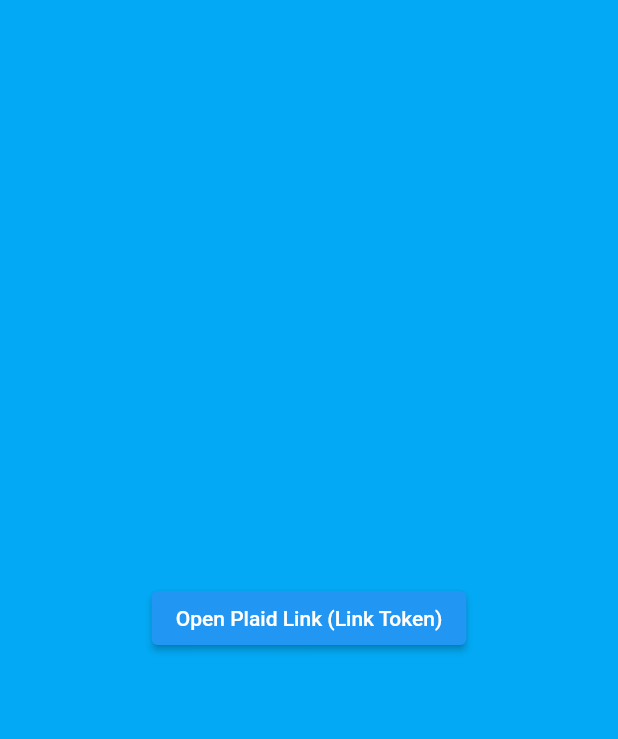
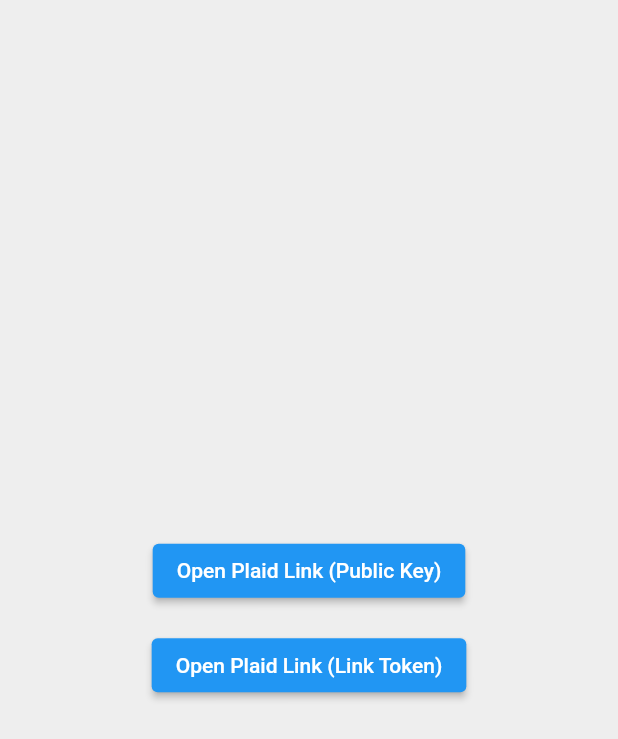
Before and after one commit to MMattLeeE/CTRL_HUB, a Flutter app: the screen it shows after launch, on a phone screen of 412 x 824 dp. Shown: the top 739 px of the screen. Run offline on Flutter 3.47's test engine with Material 2 defaults, Android fonts, the light colour scheme and no system bars; missing offline and left inert: plaid_flutter.

Commit message:
test plaid_flutter. Needs a back end server

```diff
--- a/lib/main.dart
+++ b/lib/main.dart
@@ -1,9 +1,6 @@
-import 'dart:convert';
-import 'assets/config.dart';
-
 import 'package:flutter/material.dart';
-import 'package:http/http.dart' as http;
 import 'package:plaid_flutter/plaid_flutter.dart';
+import 'package:http/http.dart';
 
 void main() => runApp(MyApp());
 
@@ -13,61 +10,59 @@
 }
 
 class _MyAppState extends State<MyApp> {
-  PlaidLink _plaidLinkToken;
-  var newpublicToken;
-  var CLIENT_ID = plaid_keys['client_id'];
-  var SECRET = plaid_keys['sandbox_secret'];
-  var unique_per_user = "user_good";
+  late PlaidLink _plaidPublicKey, _plaidLinkToken;
 
   @override
   void initState() {
     super.initState();
-    getLinkToken();
-  }
 
-  getLinkToken() async {
-    var headers = {
-      'Content-Type': 'application/json',
-    };
+    LegacyLinkConfiguration publicKeyConfiguration = LegacyLinkConfiguration(
+      clientName: "CLIENT_NAME",
+      publicKey: "PUBLIC_KEY",
+      environment: LinkEnvironment.sandbox,
+      products: <LinkProduct>[
+        LinkProduct.auth,
+      ],
+      language: "en",
+      countryCodes: ['US'],
+      userLegalName: "John Appleseed",
+      userEmailAddress: "jappleseed@youapp.com",
+      userPhoneNumber: "+1 (512) 555-1234",
+    );
 
-    var data =
-        '{ "client_id": "$CLIENT_ID", "secret": "$SECRET", "user": { "client_user_id": "$unique_per_user" }, "client_name": "Plaid App", "products": ["auth"], "country_codes": ["US"], "language": "en", "webhook": "https://sample-web-hook.com", "account_filters": { "depository": { "account_subtypes": ["checking"] } } }';
+    LinkTokenConfiguration linkTokenConfiguration = LinkTokenConfiguration(
+      token: "GENERATED_LINK_TOKEN",
+    );
 
-    var res = await http.post(
-        Uri.parse('https://sandbox.plaid.com/link/token/create'),
-        headers: headers,
-        body: data);
-    if (res.statusCode != 200)
-      throw Exception('http.post error: statusCode= ${res.statusCode}');
-    print(res.body);
-
-    Map<String, dynamic> responseJson = json.decode(res.body);
-    var response_link_token = responseJson['link_token'];
-    print(response_link_token);
-
-    LinkConfiguration configuration = LinkTokenConfiguration(
-      token: response_link_token,
+    _plaidPublicKey = PlaidLink(
+      configuration: publicKeyConfiguration,
+      onSuccess: _onSuccessCallback,
+      onEvent: _onEventCallback,
+      onExit: _onExitCallback,
     );
 
     _plaidLinkToken = PlaidLink(
-      configuration: configuration,
+      configuration: linkTokenConfiguration,
       onSuccess: _onSuccessCallback,
+      onEvent: _onEventCallback,
       onExit: _onExitCallback,
-      onEvent: _onEventCallback,
     );
   }
 
   void _onSuccessCallback(String publicToken, LinkSuccessMetadata metadata) {
     print("onSuccess: $publicToken, metadata: ${metadata.description()}");
-    newpublicToken = publicToken;
   }
 
   void _onEventCallback(String event, LinkEventMetadata metadata) {
     print("onEvent: $event, metadata: ${metadata.description()}");
   }
 
-  void _onExitCallback(LinkError error, LinkExitMetadata metadata) {
-    print("onExit: $error, metadata: ${metadata.description()}");
+  void _onExitCallback(LinkError? error, LinkExitMetadata metadata) {
+    print("onExit metadata: ${metadata.description()}");
+
+    if (error != null) {
+      print("onExit error: ${error.description()}");
+    }
   }
 
   @override
@@ -76,10 +71,15 @@
       home: Scaffold(
         body: Container(
           width: double.infinity,
-          color: Colors.lightBlue,
+          color: Colors.grey[200],
           child: Column(
             mainAxisAlignment: MainAxisAlignment.center,
             children: <Widget>[
+              ElevatedButton(
+                onPressed: () => _plaidPublicKey.open(),
+                child: Text("Open Plaid Link (Public Key)"),
+              ),
+              SizedBox(height: 15),
               ElevatedButton(
                 onPressed: () => _plaidLinkToken.open(),
                 child: Text("Open Plaid Link (Link Token)"),
--- a/pubspec.yaml
+++ b/pubspec.yaml
@@ -18,7 +18,7 @@
 version: 1.0.0+1
 
 environment:
-  sdk: ">=2.7.0 <3.0.0"
+  sdk: ">=2.12.0 <3.0.0"
 
 dependencies:
   flutter:
```
Also changed, not shown: 2 other files.
